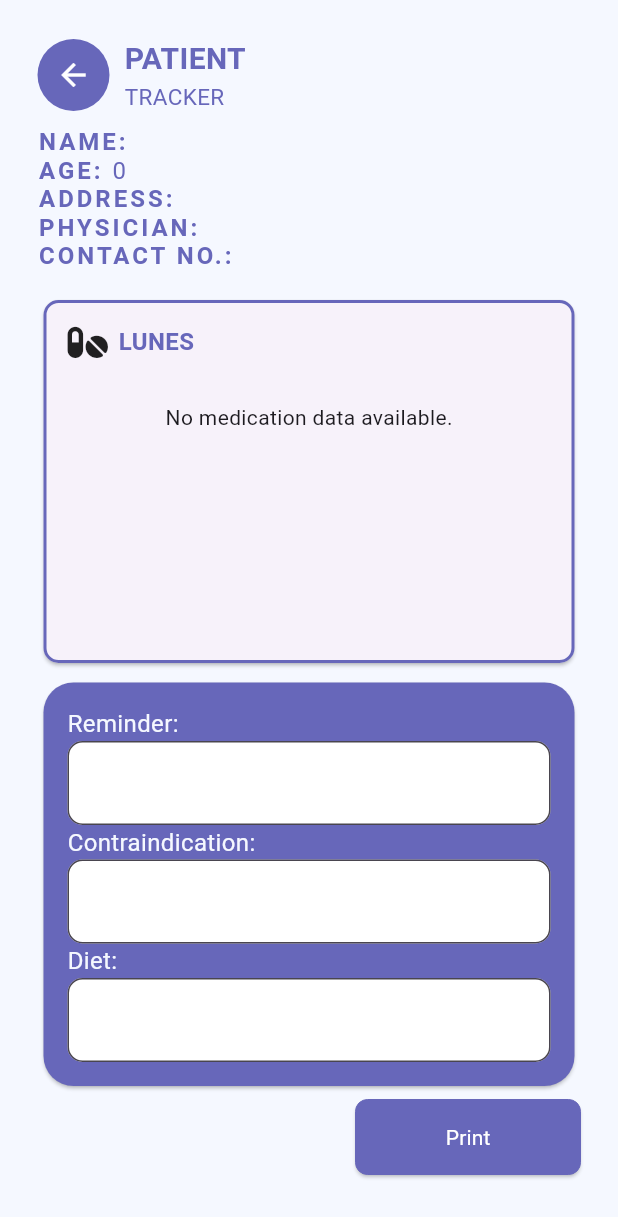
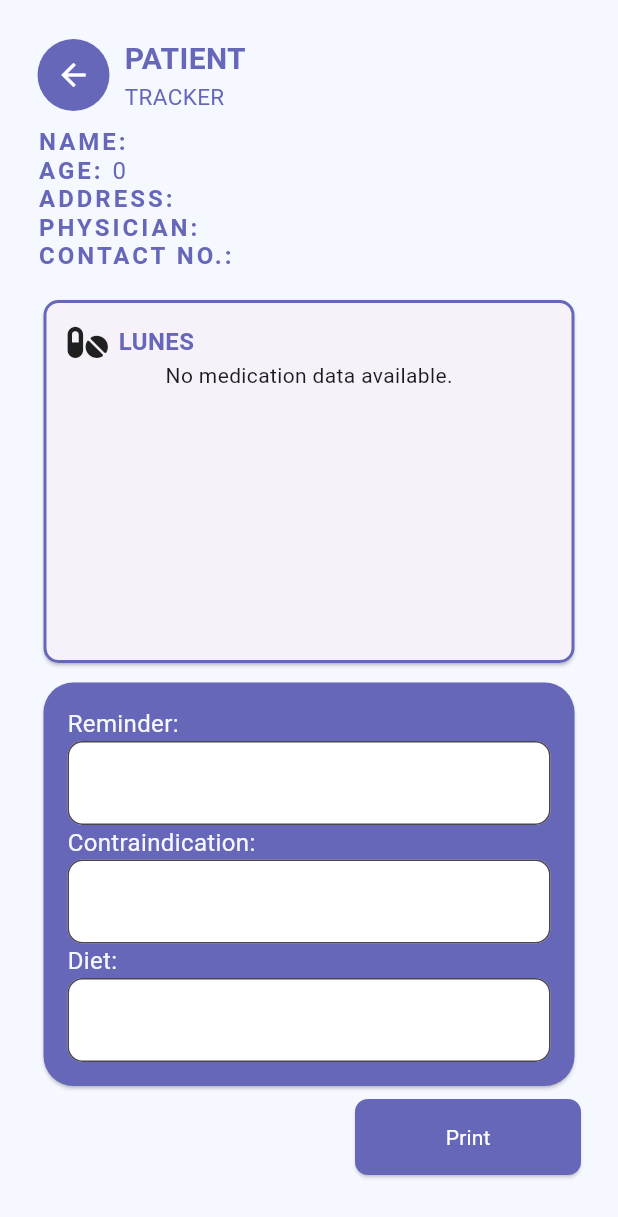
Before and after one commit to Orekidesu/Mobile-Health-App-Tambag, a Flutter app: the Tracker screen opened directly with empty values, on a phone screen of 412 x 824 dp. Shown: the top 1217 px of the screen. Run offline on Flutter 3.47's test engine with Material 3 defaults, Android fonts, the phone set to English and light mode, and no system bars; our stand-ins replace cloud_firestore, firebase_auth, firebase_core, flutter_slidable, fluttertoast, font_awesome_flutter; accounts and stored records are empty; Roboto replaces fonts that are missing (Arial).

Commit message:
Fix Expanded Tracker

```diff
--- a/lib/Screen/Tracker.dart
+++ b/lib/Screen/Tracker.dart
@@ -116,9 +116,7 @@ class _TrackerState extends State<Tracker> {
                             padding: const EdgeInsets.all(16),
                             child: Column(
                               children: [
-                                const Expanded(
-                                  flex: 1,
-                                  child: Row(
+                                const Row(
                                   mainAxisAlignment: MainAxisAlignment.start,
                                   crossAxisAlignment: CrossAxisAlignment.start,
                                   children: [
@@ -135,9 +133,7 @@ class _TrackerState extends State<Tracker> {
                                     ),
                                   ],
                                 ),
-                                ),
                                 Expanded(
-                                  flex: 3,
                                   child:
                                       FutureBuilder<List<Map<String, dynamic>>>(
                                     future: medications,
```
Lines whose indentation alone changed are shown as unchanged.
